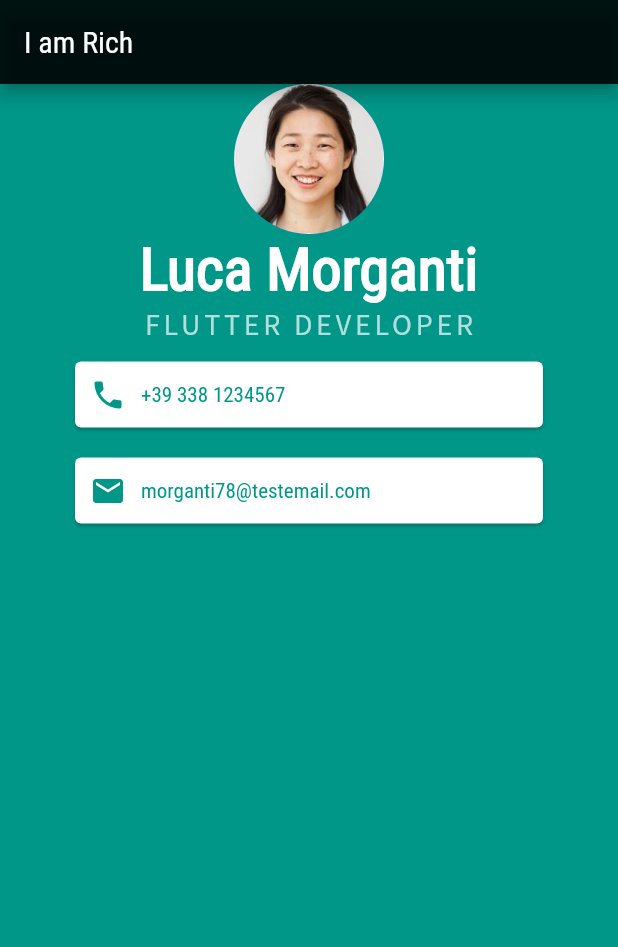
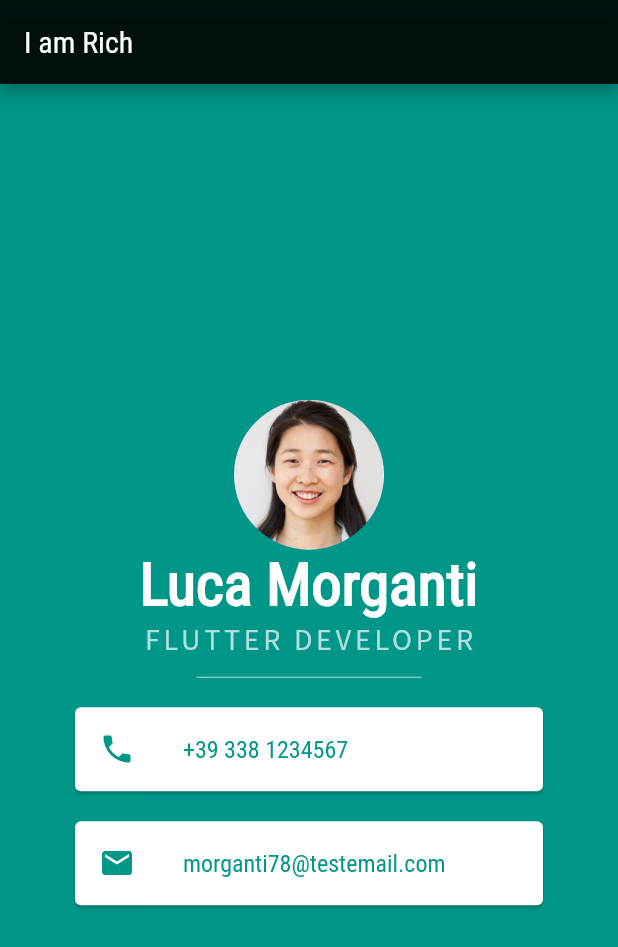
Before and after one commit to morgantiweb/flutter_application_1, a Flutter app: the screen it shows after launch, on a phone screen of 412 x 824 dp. Shown: the top 947 px of the screen. Run offline on Flutter 3.47's test engine with Material 2 defaults, Android fonts, the phone set to English and light mode, and no system bars.

Commit message:
Business card with Card and ListTile

```diff
--- a/lib/main.dart
+++ b/lib/main.dart
@@ -17,7 +17,9 @@ class MyApp extends StatelessWidget {
           backgroundColor: Colors.black87,
           title: const Text('I am Rich'),
         ),
-        body: Column(children: <Widget>[
+        body: Column(
+            mainAxisAlignment: MainAxisAlignment.center,
+            children: <Widget>[
               const CircleAvatar(
                   radius: 50.0, backgroundImage: AssetImage('images/test.jpg')),
               const Text('Luca Morganti',
@@ -33,32 +35,27 @@ class MyApp extends StatelessWidget {
                     color: Colors.teal.shade100,
                     letterSpacing: 2.5,
                   )),
-          Card(
-            color: Colors.white,
+              SizedBox(
+                height: 20.0,
+                width: 150.0,
+                child: Divider(
+                  color: Colors.teal.shade100
+                )
+              ),
+              const Card(
                 margin: EdgeInsets.symmetric(horizontal: 50.0, vertical: 10.0),
-            child: Padding(
-              padding: EdgeInsets.all(10.0),
-              child: Row(
-                children: const <Widget>[
-                  Icon(Icons.phone, color: Colors.teal),
-                  SizedBox(width: 10.0),
-                  Text('+39 338 1234567', style: TextStyle(color: Colors.teal))
-                ],
+                child: ListTile(
+                  leading: Icon(Icons.phone, color: Colors.teal),
+                  title: Text('+39 338 1234567',
+                      style: TextStyle(color: Colors.teal)),
                 ),
               ),
-          ),
-          Card(
-            color: Colors.white,
+              const Card(
                 margin: EdgeInsets.symmetric(horizontal: 50.0, vertical: 10.0),
-            child: Padding(
-              padding: EdgeInsets.all(10.0),
-              child: Row(
-                children: const <Widget>[
-                  Icon(Icons.email, color: Colors.teal),
-                  SizedBox(width: 10.0),
-                  Text('morganti78@testemail.com', style: TextStyle(color: Colors.teal))
-                ],
-              ),
+                child: ListTile(
+                  leading: Icon(Icons.email, color: Colors.teal),
+                  title: Text('morganti78@testemail.com',
+                      style: TextStyle(color: Colors.teal)),
                 ),
               ),
             ]),
```
Lines whose indentation alone changed are shown as unchanged.
